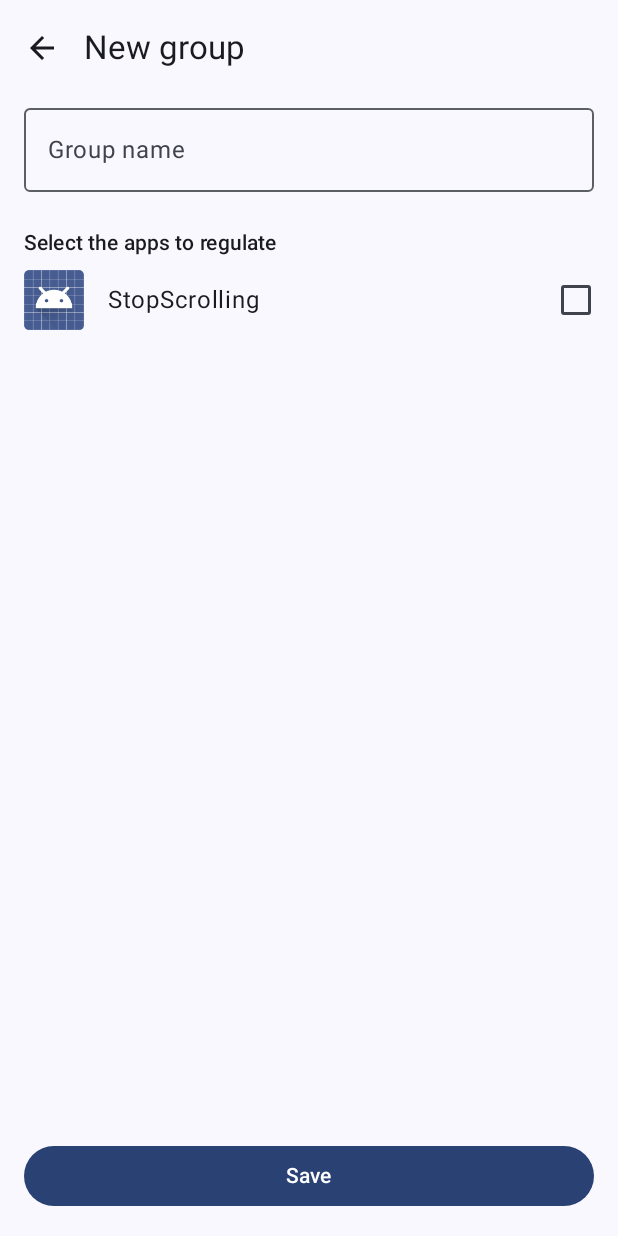
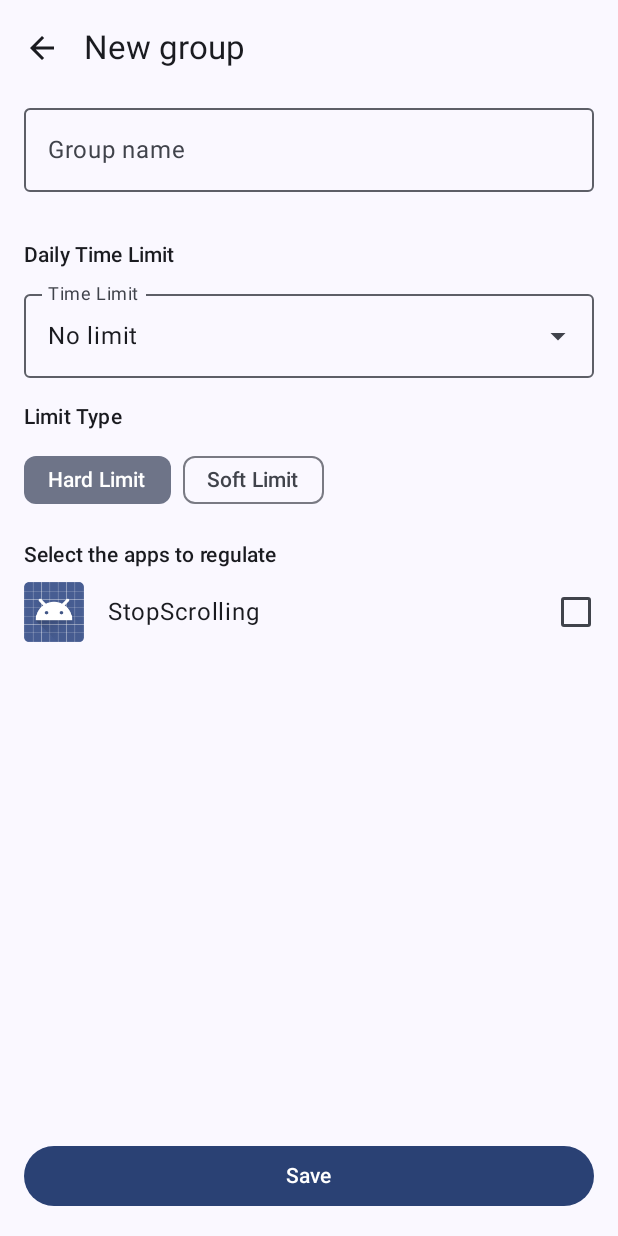
Before and after one commit to AuroraHEL/StopScrolling, an Android app built with Jetpack Compose: the NewGroupScreen screen opened through its navigation route, on a phone screen of 412 x 824 dp. Run offline under Robolectric (Android 15) with nearby library versions, the phone set to English and light mode, and no system bars; our stand-ins replace Room's generated code.

Commit message:
Implement time limit picker and Hard/Soft limit UI

```diff
--- a/app/src/main/java/com/example/stopscrolling/ui/newgroup/NewGroupScreen.kt
+++ b/app/src/main/java/com/example/stopscrolling/ui/newgroup/NewGroupScreen.kt
@@ -1,6 +1,7 @@
 package com.example.stopscrolling.ui.newgroup
 
 import android.widget.ImageView
+import androidx.compose.foundation.layout.Arrangement
 import androidx.compose.foundation.layout.Box
 import androidx.compose.foundation.layout.Column
 import androidx.compose.foundation.layout.Row
@@ -19,7 +20,12 @@ import androidx.compose.material.icons.automirrored.filled.ArrowBack
 import androidx.compose.material3.Button
 import androidx.compose.material3.Checkbox
 import androidx.compose.material3.CircularProgressIndicator
+import androidx.compose.material3.DropdownMenuItem
 import androidx.compose.material3.ExperimentalMaterial3Api
+import androidx.compose.material3.ExposedDropdownMenuAnchorType
+import androidx.compose.material3.ExposedDropdownMenuBox
+import androidx.compose.material3.ExposedDropdownMenuDefaults
+import androidx.compose.material3.FilterChip
 import androidx.compose.material3.Icon
 import androidx.compose.material3.IconButton
 import androidx.compose.material3.MaterialTheme
@@ -30,6 +36,9 @@ import androidx.compose.material3.TopAppBar
 import androidx.compose.runtime.Composable
 import androidx.compose.runtime.LaunchedEffect
 import androidx.compose.runtime.getValue
+import androidx.compose.runtime.mutableStateOf
+import androidx.compose.runtime.remember
+import androidx.compose.runtime.setValue
 import androidx.compose.ui.Alignment
 import androidx.compose.ui.Modifier
 import androidx.compose.ui.res.stringResource
@@ -52,15 +61,30 @@ fun NewGroupScreen(
         if (state.saved) onBack()
     }
 
+    // US-12/17: Time limit options
+    var expanded by remember { mutableStateOf(false) }
+
+    val timeOptions = listOf(
+        0 to "No limit",
+        15 to "15 minutes",
+        30 to "30 minutes",
+        60 to "1 hour",
+        120 to "2 hours",
+        180 to "3 hours"
+    )
+
     Scaffold(
         topBar = {
             TopAppBar(
-                title = { Text(stringResource(R.string.new_group)) },
+                title = {
+                    Text(stringResource(R.string.new_group))
+                },
                 navigationIcon = {
                     IconButton(onClick = onBack) {
                         Icon(
                             Icons.AutoMirrored.Filled.ArrowBack,
-                            contentDescription = stringResource(R.string.back)
+                            contentDescription =
+                                stringResource(R.string.back)
                         )
                     }
                 }
@@ -77,25 +101,122 @@ fun NewGroupScreen(
             }
         }
     ) { padding ->
+
         Column(
             modifier = Modifier
                 .padding(padding)
                 .padding(horizontal = 16.dp)
                 .fillMaxSize()
         ) {
+
+            // Group Name
             OutlinedTextField(
                 value = state.name,
                 onValueChange = viewModel::onNameChange,
-                label = { Text(stringResource(R.string.group_name)) },
+                label = {
+                    Text(stringResource(R.string.group_name))
+                },
                 singleLine = true,
                 isError = state.nameError,
                 supportingText = {
-                    if (state.nameError) Text(stringResource(R.string.group_name_error))
+                    if (state.nameError) {
+                        Text(
+                            stringResource(
+                                R.string.group_name_error
+                            )
+                        )
+                    }
                 },
                 modifier = Modifier.fillMaxWidth()
             )
 
+            Spacer(Modifier.height(16.dp))
+
+            // US-12/17: Time Limit Picker
+            Text(
+                text = "Daily Time Limit",
+                style = MaterialTheme.typography.titleSmall
+            )
+
             Spacer(Modifier.height(8.dp))
+
+            ExposedDropdownMenuBox(
+                expanded = expanded,
+                onExpandedChange = { expanded = it }
+            ) {
+                OutlinedTextField(
+                    value = timeOptions.find {
+                        it.first == state.timeLimit
+                    }?.second
+                        ?: "${state.timeLimit} minutes",
+                    onValueChange = {},
+                    readOnly = true,
+                    label = { Text("Time Limit") },
+                    trailingIcon = {
+                        ExposedDropdownMenuDefaults.TrailingIcon(
+                            expanded = expanded
+                        )
+                    },
+                    modifier = Modifier
+                        .menuAnchor(
+                            ExposedDropdownMenuAnchorType
+                                .PrimaryNotEditable
+                        )
+                        .fillMaxWidth()
+                )
+
+                ExposedDropdownMenu(
+                    expanded = expanded,
+                    onDismissRequest = {
+                        expanded = false
+                    }
+                ) {
+                    timeOptions.forEach { (minutes, label) ->
+                        DropdownMenuItem(
+                            text = { Text(label) },
+                            onClick = {
+                                viewModel.onTimeLimitChange(minutes)
+                                expanded = false
+                            }
+                        )
+                    }
+                }
+            }
+
+            Spacer(Modifier.height(16.dp))
+
+            // US-12/17: Hard / Soft Limit
+            Text(
+                text = "Limit Type",
+                style = MaterialTheme.typography.titleSmall
+            )
+
+            Spacer(Modifier.height(8.dp))
+
+            Row(
+                horizontalArrangement =
+                    Arrangement.spacedBy(8.dp)
+            ) {
+                FilterChip(
+                    selected = state.limitType == "HARD",
+                    onClick = {
+                        viewModel.onLimitTypeChange("HARD")
+                    },
+                    label = { Text("Hard Limit") }
+                )
+
+                FilterChip(
+                    selected = state.limitType == "SOFT",
+                    onClick = {
+                        viewModel.onLimitTypeChange("SOFT")
+                    },
+                    label = { Text("Soft Limit") }
+                )
+            }
+
+            Spacer(Modifier.height(16.dp))
+
+            // Select Apps
             Text(
                 text = stringResource(R.string.select_apps),
                 style = MaterialTheme.typography.titleSmall
@@ -103,23 +224,38 @@ fun NewGroupScreen(
 
             if (state.appsError) {
                 Text(
-                    text = stringResource(R.string.select_apps_error),
+                    text = stringResource(
+                        R.string.select_apps_error
+                    ),
                     color = MaterialTheme.colorScheme.error,
                     style = MaterialTheme.typography.bodySmall
                 )
             }
 
             if (state.isLoading) {
-                Box(Modifier.fillMaxSize(), contentAlignment = Alignment.Center) {
+                Box(
+                    modifier = Modifier.fillMaxSize(),
+                    contentAlignment = Alignment.Center
+                ) {
                     CircularProgressIndicator()
                 }
             } else {
-                LazyColumn(modifier = Modifier.weight(1f)) {
-                    items(state.apps, key = { it.packageName }) { app ->
+                LazyColumn(
+                    modifier = Modifier.weight(1f)
+                ) {
+                    items(
+                        state.apps,
+                        key = { it.packageName }
+                    ) { app ->
                         AppCheckRow(
                             app = app,
-                            checked = app.packageName in state.selectedPackages,
-                            onToggle = { viewModel.onAppToggle(app.packageName) }
+                            checked = app.packageName
+                                    in state.selectedPackages,
+                            onToggle = {
+                                viewModel.onAppToggle(
+                                    app.packageName
+                                )
+                            }
                         )
                     }
                 }
@@ -137,21 +273,35 @@ private fun AppCheckRow(
     Row(
         modifier = Modifier
             .fillMaxWidth()
-            .toggleable(value = checked, role = Role.Checkbox, onValueChange = { onToggle() })
+            .toggleable(
+                value = checked,
+                role = Role.Checkbox,
+                onValueChange = { onToggle() }
+            )
             .padding(vertical = 8.dp),
         verticalAlignment = Alignment.CenterVertically
     ) {
         AndroidView(
-            factory = { context -> ImageView(context) },
-            update = { imageView -> imageView.setImageDrawable(app.icon) },
+            factory = { context ->
+                ImageView(context)
+            },
+            update = { imageView ->
+                imageView.setImageDrawable(app.icon)
+            },
             modifier = Modifier.size(40.dp)
         )
+
         Spacer(Modifier.width(16.dp))
+
         Text(
             text = app.name,
             style = MaterialTheme.typography.bodyLarge,
             modifier = Modifier.weight(1f)
         )
-        Checkbox(checked = checked, onCheckedChange = null)
+
+        Checkbox(
+            checked = checked,
+            onCheckedChange = null
+        )
     }
 }
```
Also changed, not shown: app/src/main/java/com/example/stopscrolling/ui/newgroup/NewGroupViewModel.kt (+39 -2 lines).
